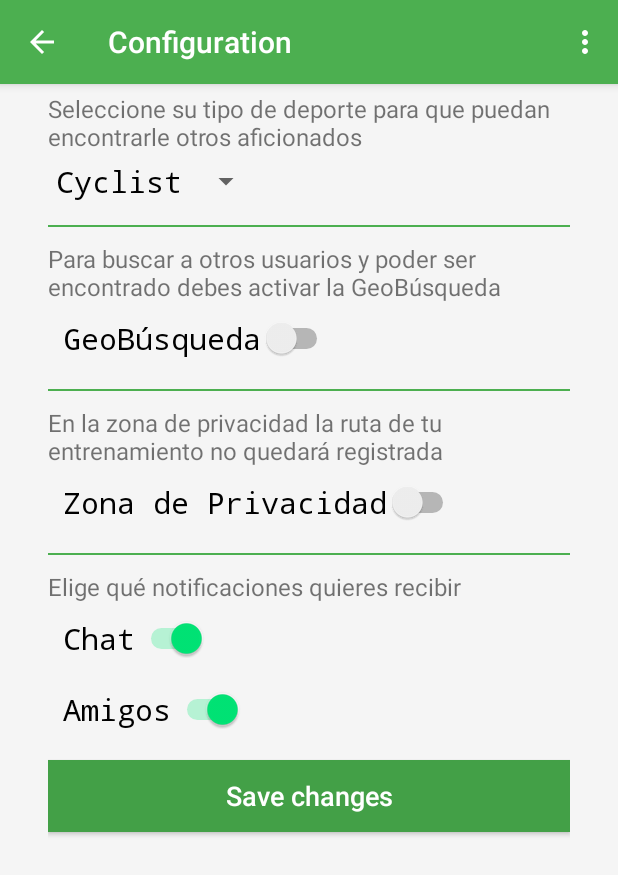
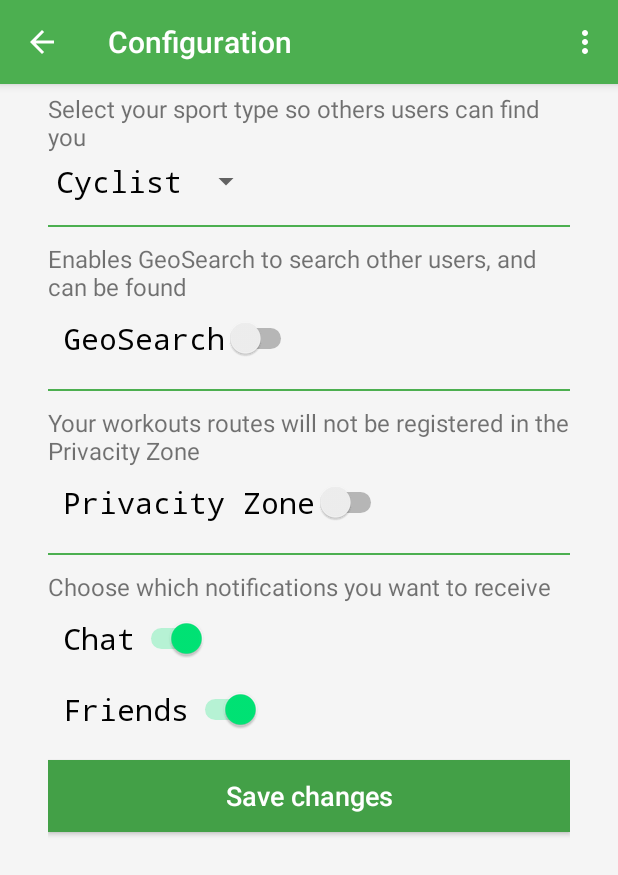
Before and after one commit to HeikkiDev/osport-hello, an Android app: the ConfigurationActivity screen opened directly, with no data from a screen before it, on a phone screen of 412 x 824 dp. Shown: the top 875 px of the screen. Run offline under Robolectric (Android 15) with nearby library versions, the phone set to English and light mode, and no system bars; libraries missing offline, so code that uses them is left out: com.loopj.android, cz.msebera.android; 9 statements that could not run were skipped.

Commit message:
Reinicio de la app cuando hay una excepción y envío de mail de errores. Corrección de errores en Adapters.

```diff
--- a/app/src/main/AndroidManifest.xml
+++ b/app/src/main/AndroidManifest.xml
@@ -21,6 +21,12 @@
         <meta-data
             android:name="com.facebook.sdk.ApplicationId"
             android:value="@string/facebook_app_id" />
+
+        <intent-filter>
+            <action android:name="com.proyecto.enrique.osporthello.ErrorRestart" />
+            <category android:name="android.intent.category.DEFAULT" />
+            <data android:mimeType="text/plain" />
+        </intent-filter>
 
         <activity
             android:name=".Activities.MainActivity"
--- a/app/src/main/java/com/proyecto/enrique/osporthello/Activities/ConfigurationActivity.java
+++ b/app/src/main/java/com/proyecto/enrique/osporthello/Activities/ConfigurationActivity.java
@@ -225,11 +225,11 @@ public class ConfigurationActivity extends AppCompatActivity implements Compound
     @Override
     public void onClick(View v) {
         if(switchGeoSearch.isChecked() && markerGeoSearch == null){
-            Toast.makeText(context, "Si activas la GeoBúsqueda, debes elegir un punto en el mapa", Toast.LENGTH_LONG).show();
+            Toast.makeText(context, R.string.if_geosearch, Toast.LENGTH_LONG).show();
             return;
         }
         if(switchPrivacity.isChecked() && markerPrivacity == null){
-            Toast.makeText(context, "Si activas la Zona de Privacidad, debes elegir un punto en el mapa", Toast.LENGTH_LONG).show();
+            Toast.makeText(context, R.string.if_privacity, Toast.LENGTH_LONG).show();
             return;
         }
 
@@ -295,7 +295,7 @@ public class ConfigurationActivity extends AppCompatActivity implements Compound
             public void onSuccess(int statusCode, Header[] headers, JSONObject response) {
                 try {
                     if (response.getString("code").equals("true")) {
-                        Toast.makeText(context, "Configuración actualizada", Toast.LENGTH_SHORT).show();
+                        Toast.makeText(context, R.string.configuration_updated, Toast.LENGTH_SHORT).show();
                         SharedPreferences sharedPref = context.getSharedPreferences(PREFERENCES_FILE, Context.MODE_PRIVATE);
                         SharedPreferences.Editor editor = sharedPref.edit();
                         editor.putInt("geosearch", (switchGeoSearch.isChecked())?1:0);
--- a/app/src/main/java/com/proyecto/enrique/osporthello/Adapters/FriendsAdapter.java
+++ b/app/src/main/java/com/proyecto/enrique/osporthello/Adapters/FriendsAdapter.java
@@ -146,6 +146,7 @@ public class FriendsAdapter extends RecyclerView.Adapter<FriendsAdapter.FriendVi
                         int chat_id = response.getInt("data");
 
                         Intent intent = new Intent(context, ChatActivity.class);
+                        intent.putExtra("deletePair", "deletePairChats");
                         intent.setFlags(Intent.FLAG_ACTIVITY_NEW_TASK);
                         intent.putExtra("myChat", new Chat(chat_id, user.getEmail(), user.getFirstname() + user.getLastname(), user.getImage()));
                         context.startActivity(intent);
--- a/app/src/main/java/com/proyecto/enrique/osporthello/Adapters/GeoSearchAdapter.java
+++ b/app/src/main/java/com/proyecto/enrique/osporthello/Adapters/GeoSearchAdapter.java
@@ -234,6 +234,7 @@ public class GeoSearchAdapter extends RecyclerView.Adapter<GeoSearchAdapter.User
                         int chat_id = Integer.valueOf(response.getString("data"));
 
                         Intent intent = new Intent(context, ChatActivity.class);
+                        intent.putExtra("deletePair", "deletePairChats");
                         intent.setFlags(Intent.FLAG_ACTIVITY_NEW_TASK);
                         String lastname = (user.getLastname() != null) ? user.getLastname() : "";
                         intent.putExtra("myChat", new Chat(chat_id, user.getEmail(), user.getFirstname() + " " + lastname, user.getImage()));
--- a/app/src/main/java/com/proyecto/enrique/osporthello/Adapters/UsersAdapter.java
+++ b/app/src/main/java/com/proyecto/enrique/osporthello/Adapters/UsersAdapter.java
@@ -101,6 +101,11 @@ public class UsersAdapter extends RecyclerView.Adapter<UsersAdapter.UserViewHold
             viewHolder.btnFriend.setText(context.getResources().getString(R.string.unfollow));
             viewHolder.btnFriend.setBackgroundResource(R.color.cancelColor);
             viewHolder.btnFriend.setCompoundDrawablesWithIntrinsicBounds(R.drawable.ic_person_outline_white_24dp, 0, 0, 0);
+        }
+        else{
+            viewHolder.btnFriend.setText(context.getResources().getString(R.string.follow));
+            viewHolder.btnFriend.setBackgroundResource(R.color.primaryColor);
+            viewHolder.btnFriend.setCompoundDrawablesWithIntrinsicBounds(R.drawable.ic_person_add_white_24dp, 0, 0, 0);
         }
 
         final int position = i;
@@ -225,6 +230,7 @@ public class UsersAdapter extends RecyclerView.Adapter<UsersAdapter.UserViewHold
                         int chat_id = Integer.valueOf(response.getString("data"));
 
                         Intent intent = new Intent(context, ChatActivity.class);
+                        intent.putExtra("deletePair", "deletePairChats");
                         intent.setFlags(Intent.FLAG_ACTIVITY_NEW_TASK);
                         String lastname = (user.getLastname() != null)?user.getLastname():"";
                         intent.putExtra("myChat", new Chat(chat_id, user.getEmail(), user.getFirstname() + " " + lastname, user.getImage()));
--- a/app/src/main/res/layout/content_configuration.xml
+++ b/app/src/main/res/layout/content_configuration.xml
@@ -27,7 +27,7 @@
         <TextView
             android:layout_width="wrap_content"
             android:layout_height="wrap_content"
-            android:text="Seleccione su tipo de deporte para que puedan encontrarle otros aficionados"
+            android:text="@string/select_sport_type"
             android:id="@+id/textView1"
             android:textSize="16dp" />
 
@@ -47,7 +47,7 @@
         <TextView
             android:layout_width="wrap_content"
             android:layout_height="wrap_content"
-            android:text="Para buscar a otros usuarios y poder ser encontrado debes activar la GeoBúsqueda"
+            android:text="@string/active_for_search"
             android:id="@+id/textView2"
             android:layout_gravity="top"
             android:textSize="16dp" />
@@ -57,7 +57,7 @@
             android:layout_height="wrap_content"
             android:id="@+id/swGeoSearch"
             android:textSize="20dp"
-            android:text="GeoBúsqueda"
+            android:text="@string/geo_search_item"
             android:layout_margin="10dp"
             android:typeface="monospace" />
 
@@ -70,7 +70,7 @@
             <TextView
                 android:layout_width="wrap_content"
                 android:layout_height="wrap_content"
-                android:text="Selecciona el punto por el que te encontrarán en la GeoBúsqueda"
+                android:text="@string/geosearch_point"
                 android:id="@+id/textView7"
                 android:layout_gravity="top"
                 android:textSize="14dp" />
@@ -97,7 +97,7 @@
         <TextView
             android:layout_width="wrap_content"
             android:layout_height="wrap_content"
-            android:text="En la zona de privacidad la ruta de tu entrenamiento no quedará registrada"
+            android:text="@string/privacity_info"
             android:id="@+id/textView4"
             android:layout_gravity="top"
             android:textSize="16dp" />
@@ -107,7 +107,7 @@
             android:layout_height="wrap_content"
             android:id="@+id/swPrivacity"
             android:textSize="20dp"
-            android:text="Zona de Privacidad"
+            android:text="@string/privacity_zone"
             android:layout_margin="10dp"
             android:typeface="monospace" />
 
@@ -120,7 +120,7 @@
             <TextView
                 android:layout_width="wrap_content"
                 android:layout_height="wrap_content"
-                android:text="Selecciona el punto a partir del cual se generará la Zona de Privacidad"
+                android:text="@string/privacity_point"
                 android:id="@+id/textView8"
                 android:layout_gravity="top"
                 android:textSize="14dp" />
@@ -147,7 +147,7 @@
         <TextView
             android:layout_width="wrap_content"
             android:layout_height="wrap_content"
-            android:text="Elige qué notificaciones quieres recibir"
+            android:text="@string/choose_notifications"
             android:id="@+id/textView3"
             android:layout_gravity="top"
             android:textSize="16dp" />
@@ -166,7 +166,7 @@
             android:layout_height="wrap_content"
             android:id="@+id/swFriendsNotifications"
             android:textSize="20dp"
-            android:text="Amigos"
+            android:text="@string/friends_item"
             android:layout_margin="10dp"
             android:typeface="monospace" />
 
--- a/app/src/main/res/layout/fragment_geo_search.xml
+++ b/app/src/main/res/layout/fragment_geo_search.xml
@@ -29,7 +29,7 @@
                 android:id="@+id/txtNoGeoSearch"
                 android:layout_width="match_parent"
                 android:layout_height="wrap_content"
-                android:text="Debes activar la GeoBúsqueda para poder buscar usuarios por proximidad, y para que otros puedan buscarte a ti"
+                android:text="@string/must_active_geosearch"
                 android:typeface="monospace"
                 android:layout_margin="15dp"
                 android:gravity="center_horizontal"
@@ -41,7 +41,7 @@
                 android:layout_weight="1.2"
                 android:layout_width="match_parent"
                 android:layout_height="wrap_content"
-                android:text="Go to Configuration"
+                android:text="@string/go_to_configuration"
                 android:layout_marginTop="20dp"
                 android:textColor="@android:color/white"
                 android:textAllCaps="false"
@@ -125,7 +125,7 @@
         android:layout_weight="1.2"
         android:layout_width="match_parent"
         android:layout_height="0dp"
-        android:text="Search"
+        android:text="@string/search"
         android:layout_marginTop="10dp"
         android:textColor="@android:color/white"
         android:textAllCaps="false"
--- /dev/null
+++ b/app/src/main/res/values/select_sport_type.xml
@@ -0,0 +1,2 @@
+<?xml version="1.0" encoding="utf-8"?>
+<resources></resources>
--- a/app/src/main/res/values/strings.xml
+++ b/app/src/main/res/values/strings.xml
@@ -147,6 +147,22 @@
     <string name="are_you_sure_about_delete">Are you sure about delete your OSport account?\n\nFor safety, put On the switch</string>
     <string name="delete_my_account">Delete my account</string>
     <string name="connection_error">Connection error</string>
+    <string name="error_report">Send error report</string>
+    <string name="want_send_error">Sorry, OSport has stopped. Do yo want to send an error report?</string>
+    <string name="send">Send mail</string>
+    <string name="if_geosearch">You must pick a point on the map if active GeoSearch</string>
+    <string name="if_privacity">You must pick a point on the map if active Privacity Zone</string>
+    <string name="configuration_updated">Configuration updated</string>
+    <string name="select_sport_type">Select your sport type so others users can find you</string>
+    <string name="active_for_search">Enables GeoSearch to search other users, and can be found</string>
+    <string name="geosearch_point">Select the point where other users will find you in GeoSearch</string>
+    <string name="privacity_info">Your workouts routes will not be registered in the Privacity Zone</string>
+    <string name="privacity_point">Select the point that generates the Privacity Zone</string>
+    <string name="choose_notifications">Choose which notifications you want to receive</string>
+    <string name="privacity_zone">Privacity Zone</string>
+    <string name="search">Search</string>
+    <string name="go_to_configuration">Go to Configuration</string>
+    <string name="must_active_geosearch">You must activate GeoSearch to search for users by proximity, and to be found by other users</string>
 
     <string-array name="array_month">
         <item>All</item>
```
Also changed, not shown: app/src/main/java/com/proyecto/enrique/osporthello/Activities/ChatActivity.java (+7 -2 lines), app/src/main/java/com/proyecto/enrique/osporthello/Activities/MainActivity.java (+67 -0 lines), 2 other files.
